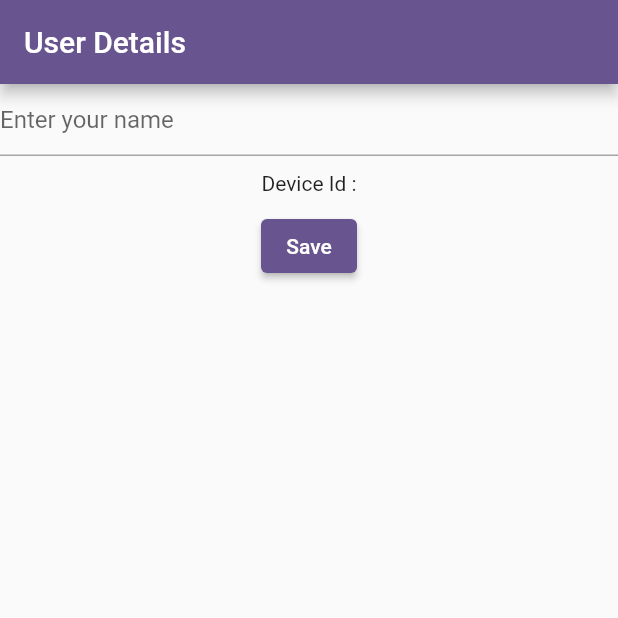
After one commit to AnsarAli412/learn_firebase, a Flutter app: the screen it shows after launch, on a phone screen of 412 x 824 dp, the top half of it. The commit adds this screen. Run offline on Flutter 3.47's test engine with Material 3 defaults, Android fonts, the phone set to English and light mode, and no system bars; our stand-ins replace cloud_firestore, device_info_plus, file_picker, firebase_auth, firebase_core, firebase_database and 4 more; missing offline and left inert: syncfusion_flutter_pdfviewer; accounts and stored records are empty.

Commit message:
add chat app

```diff
--- a/lib/main.dart
+++ b/lib/main.dart
@@ -1,15 +1,8 @@
 import 'package:flutter/material.dart';
 import 'package:firebase_core/firebase_core.dart';
 import 'package:learn_firebase/firebase_options.dart';
-import 'package:learn_firebase/views/screens/auth/email/login_screen.dart';
-import 'package:learn_firebase/views/screens/auth/email/registration_screen.dart';
-import 'package:learn_firebase/views/screens/auth/phone/phone_auth_screen.dart';
-import 'package:learn_firebase/views/screens/documents/folders/folder_screen.dart';
-import 'package:learn_firebase/views/screens/email_password/register_screen.dart';
-import 'package:learn_firebase/views/screens/splash/splash_screen.dart';
-import 'package:learn_firebase/views/screens/storage/profile_screen.dart';
-import 'package:learn_firebase/views/screens/storage/upload_file_screen.dart';
-import 'package:learn_firebase/views/screens/students/students_screen.dart';
+import 'package:learn_firebase/views/screens/chats/chat_screen.dart';
+import 'package:learn_firebase/views/screens/chats/user_details_screen.dart';
 
 void main() async{
   WidgetsFlutterBinding.ensureInitialized();
@@ -28,7 +21,7 @@ class MyApp extends StatelessWidget {
         colorScheme: ColorScheme.fromSeed(seedColor: Colors.deepPurple),
         useMaterial3: false,
       ),
-      home: FolderScreen(),
+      home: UserDetailsScreen(),
     );
   }
 }
--- /dev/null
+++ b/lib/views/screens/chats/user_details_screen.dart
@@ -0,0 +1,67 @@
+import 'dart:io';
+
+import 'package:device_info_plus/device_info_plus.dart';
+import 'package:flutter/material.dart';
+import 'package:learn_firebase/views/screens/chats/chat_screen.dart';
+
+class UserDetailsScreen extends StatefulWidget {
+  const UserDetailsScreen({super.key});
+
+  @override
+  State<UserDetailsScreen> createState() => _UserDetailsScreenState();
+}
+
+class _UserDetailsScreenState extends State<UserDetailsScreen> {
+  var deviceId = "";
+  TextEditingController nameController = TextEditingController();
+
+  @override
+  void initState() {
+    _getId();
+    super.initState();
+  }
+
+  @override
+  Widget build(BuildContext context) {
+    return Scaffold(
+      appBar: AppBar(
+        title: const Text("User Details"),
+      ),
+      body: Column(
+        children: [
+          TextFormField(
+            controller: nameController,
+            decoration: const InputDecoration(hintText: "Enter your name"),
+          ),
+          const SizedBox(
+            height: 10,
+          ),
+          Text("Device Id :$deviceId"),
+          const SizedBox(
+            height: 10,
+          ),
+          ElevatedButton(
+              onPressed: () {
+                Navigator.push(
+                    context,
+                    MaterialPageRoute(
+                        builder: (_) => ChatScreen(
+                            userName: nameController.text,
+                            deviceId: deviceId)));
+              },
+              child: const Text("Save"))
+        ],
+      ),
+    );
+  }
+
+  Future<String?> _getId() async {
+    var deviceInfo = DeviceInfoPlugin();
+    if (Platform.isAndroid) {
+      var androidDeviceInfo = await deviceInfo.androidInfo;
+      deviceId = androidDeviceInfo.id;
+      setState(() {});
+    }
+    return null;
+  }
+}
--- a/pubspec.yaml
+++ b/pubspec.yaml
@@ -38,12 +38,15 @@ dependencies:
   firebase_core: any
   firebase_auth: any
   cloud_firestore: any
+  firebase_database: any
   fluttertoast: any
   image_picker: any
   firebase_storage: any
   file_picker: any
   syncfusion_flutter_pdfviewer: ^26.1.40
   video_player: ^2.9.1
+  shared_preferences: any
+  device_info_plus: any
 
 dev_dependencies:
   flutter_test:
```
Also changed, not shown: lib/views/screens/chats/chat_screen.dart (added, +149 -0 lines), lib/firebase_options.dart, pubspec.lock, 1 other file.
